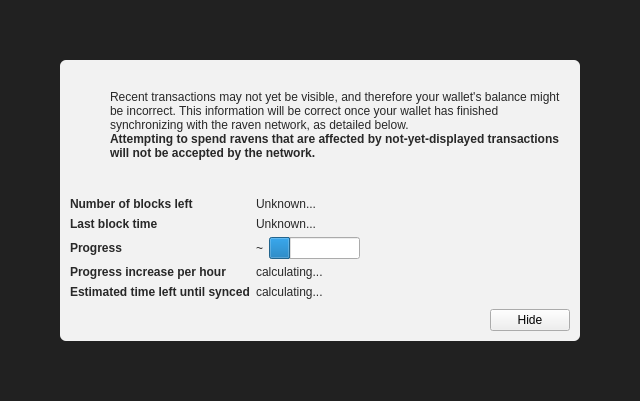
First picture: the form in src/qt/forms/modaloverlay.ui, repository RavenProject/Ravencoin, before the edit.
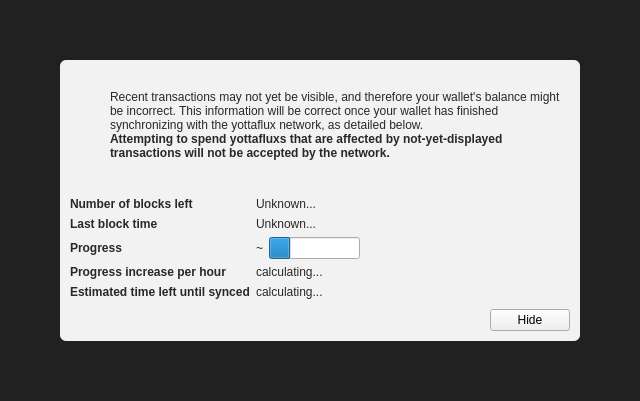
Second picture: the form after the edit. Icons and pictures are not drawn. Custom widgets are drawn as their Qt base class.

Commit message: raven rename

What changed in the file:
```diff
--- a/src/qt/forms/modaloverlay.ui
+++ b/src/qt/forms/modaloverlay.ui
@@ -130,7 +130,7 @@
              <item>
               <widget class="QLabel" name="infoText">
                <property name="text">
-                <string>Recent transactions may not yet be visible, and therefore your wallet's balance might be incorrect. This information will be correct once your wallet has finished synchronizing with the raven network, as detailed below.</string>
+                <string>Recent transactions may not yet be visible, and therefore your wallet's balance might be incorrect. This information will be correct once your wallet has finished synchronizing with the yottaflux network, as detailed below.</string>
                </property>
                <property name="textFormat">
                 <enum>Qt::RichText</enum>
@@ -149,7 +149,7 @@
                 </font>
                </property>
                <property name="text">
-                <string>Attempting to spend ravens that are affected by not-yet-displayed transactions will not be accepted by the network.</string>
+                <string>Attempting to spend yottafluxs that are affected by not-yet-displayed transactions will not be accepted by the network.</string>
                </property>
                <property name="textFormat">
                 <enum>Qt::RichText</enum>
```
The commit also changes 921 other files.
